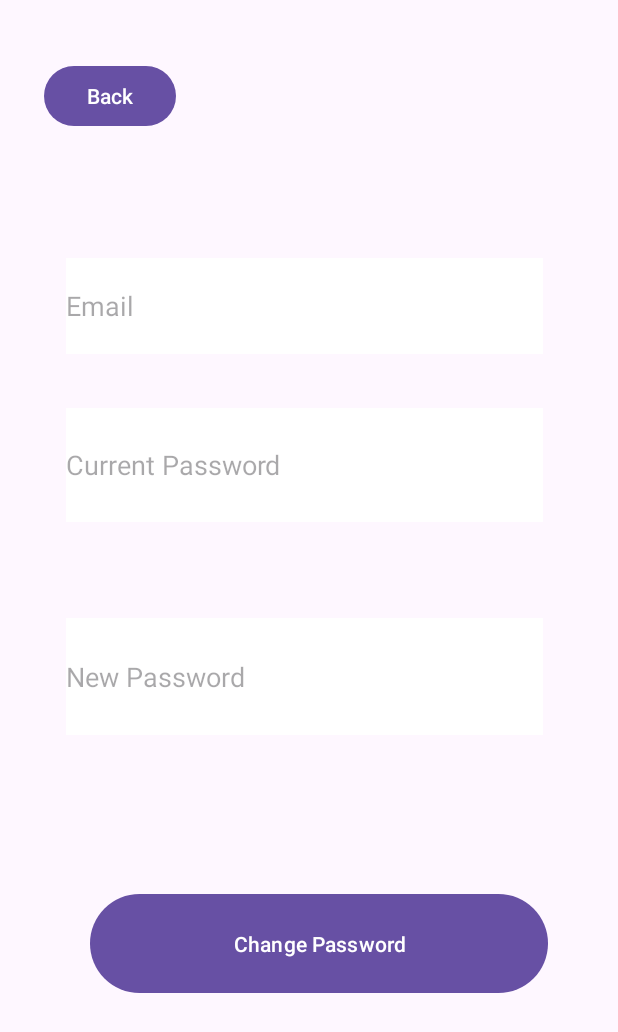
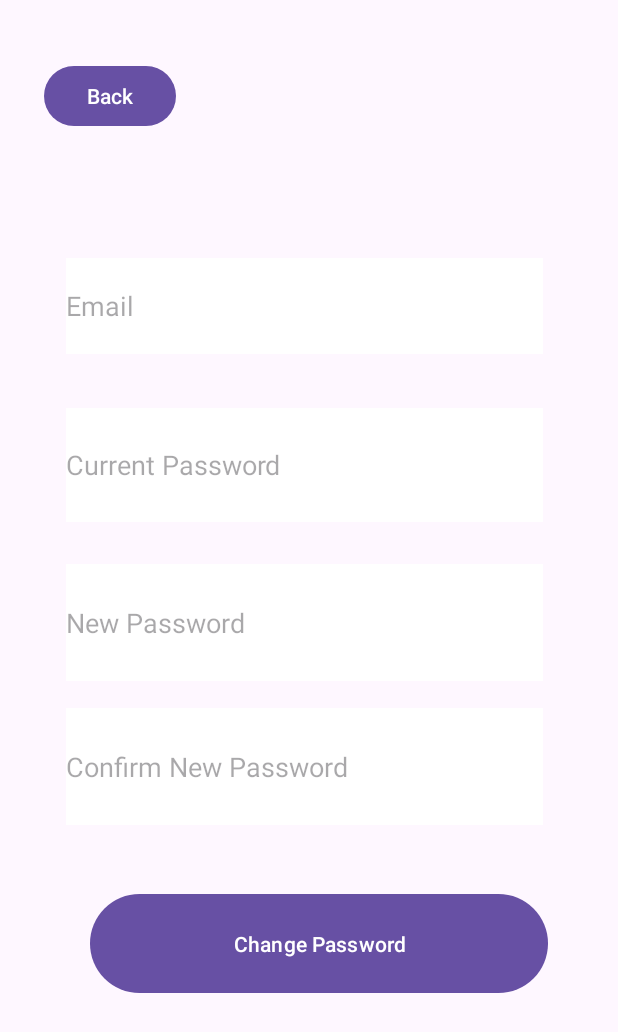
Before and after one commit to AUC-SWE-Team-SCRUMptious/DSA_Visualizer, an Android app: the PasswordChangerActivity screen opened directly, with no data from a screen before it, after a tap on "Change Password", on a phone screen of 412 x 824 dp. Shown: the top 1032 px of the screen. Run offline under Robolectric (Android 15) with nearby library versions, the phone set to English and light mode, and no system bars; our stand-ins replace Firebase (no records; nobody signed in at launch, a user with empty details on screens opened directly).

Commit message:
Added confirming password to PasswordChangerActivity

```diff
--- a/app/src/main/java/com/scrumptious/algorithmvisualizer/PasswordChangerActivity.kt
+++ b/app/src/main/java/com/scrumptious/algorithmvisualizer/PasswordChangerActivity.kt
@@ -42,6 +42,7 @@ class PasswordChangerActivity: AppCompatActivity() {
             val email = binding.usernameEditText.text.toString()
             val pass = binding.passwordEditText.text.toString()
             val newPassword = binding.newPasswordEditText.text.toString()
+            val newPasswordConfirm = binding.newPasswordConfirmEditText.text.toString()
             val user = FirebaseAuth.getInstance().currentUser;
             // Get auth credentials from the user for re-authentication
 
@@ -52,8 +53,9 @@ class PasswordChangerActivity: AppCompatActivity() {
                 val credential = EmailAuthProvider.getCredential(email, pass); // Current Login Credentials
                 if (PasswordValidator().validate(this,newPassword))
                 {
+                    if (newPassword == newPasswordConfirm) {
                         user?.reauthenticate(credential)?.addOnCompleteListener {
-                        if (it.isSuccessful){
+                            if (it.isSuccessful) {
                                 //changes the password
                                 user.updatePassword(newPassword).addOnCompleteListener { task ->
                                     if (task.isSuccessful) {
@@ -62,28 +64,38 @@ class PasswordChangerActivity: AppCompatActivity() {
                                             "Password Changed",
                                             Toast.LENGTH_LONG
                                         ).show()
-                                    val intent = Intent(this,AccountManagerActivity::class.java)
+                                        val intent =
+                                            Intent(this, AccountManagerActivity::class.java)
                                         startActivity((intent))
                                         this.finish()
                                     }
-                                else{
+                                    else {
                                         val mess = task.exception?.message
-                                    Toast.makeText(this, mess , Toast.LENGTH_SHORT).show() //output message
+                                        Toast.makeText(this, mess, Toast.LENGTH_SHORT)
+                                            .show() //output message
 
                                     }
                                 }
 
 
                             }
-                        else{
-                            Toast.makeText(this, "Incorrect email or password" , Toast.LENGTH_SHORT).show() //output message
+                            else {
+                                Toast.makeText(
+                                    this,
+                                    "Incorrect email or password",
+                                    Toast.LENGTH_SHORT
+                                ).show() //output message
                             }
                         }
 
 
+                    }
 
                 }
-
+                else
+                {
+                    Toast.makeText(this, "Passwords do not match" , Toast.LENGTH_SHORT).show() //output message
+                }
             }
             else {
                 Toast.makeText(this, "Empty Fields Are not Allowed !!", Toast.LENGTH_SHORT).show() //output message
--- a/app/src/main/res/layout/activity_password_changer.xml
+++ b/app/src/main/res/layout/activity_password_changer.xml
@@ -27,11 +27,25 @@
         android:layout_width="318dp"
         android:layout_height="78dp"
         android:layout_marginStart="44dp"
-        android:layout_marginTop="412dp"
+        android:layout_marginTop="376dp"
         android:autofillHints="username"
         android:background="#FFFFFF"
         android:ems="10"
         android:hint="New Password"
+        android:inputType="textPassword"
+        app:layout_constraintStart_toStartOf="parent"
+        app:layout_constraintTop_toTopOf="parent" />
+
+    <EditText
+        android:id="@+id/newPasswordConfirmEditText"
+        android:layout_width="318dp"
+        android:layout_height="78dp"
+        android:layout_marginStart="44dp"
+        android:layout_marginTop="472dp"
+        android:autofillHints="username"
+        android:background="#FFFFFF"
+        android:ems="10"
+        android:hint="Confirm New Password"
         android:inputType="textPassword"
         app:layout_constraintStart_toStartOf="parent"
         app:layout_constraintTop_toTopOf="parent" />
```
Lines whose indentation alone changed are shown as unchanged.
